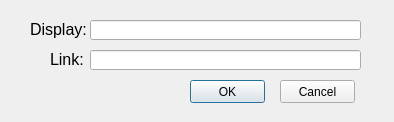
Before: the Qt Designer form refdialog.ui in sakusi4/MDWriter, drawn with Qt 5.
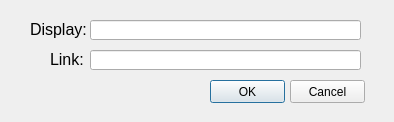
After: the same form once the commit is applied.

```diff
--- a/refdialog.ui
+++ b/refdialog.ui
@@ -16,7 +16,7 @@
   <widget class="QPushButton" name="pushBtn_ok">
    <property name="geometry">
     <rect>
-     <x>190</x>
+     <x>210</x>
      <y>80</y>
      <width>75</width>
      <height>23</height>
@@ -29,7 +29,7 @@
   <widget class="QPushButton" name="pushBtn_cancel">
    <property name="geometry">
     <rect>
-     <x>280</x>
+     <x>290</x>
      <y>80</y>
      <width>75</width>
      <height>23</height>
```
